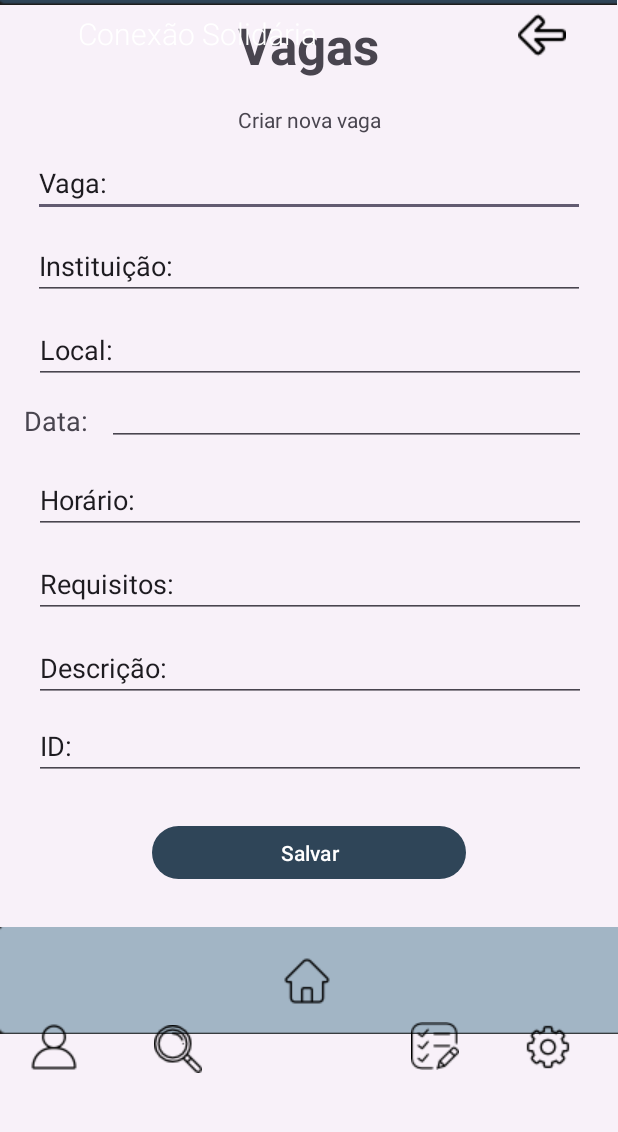
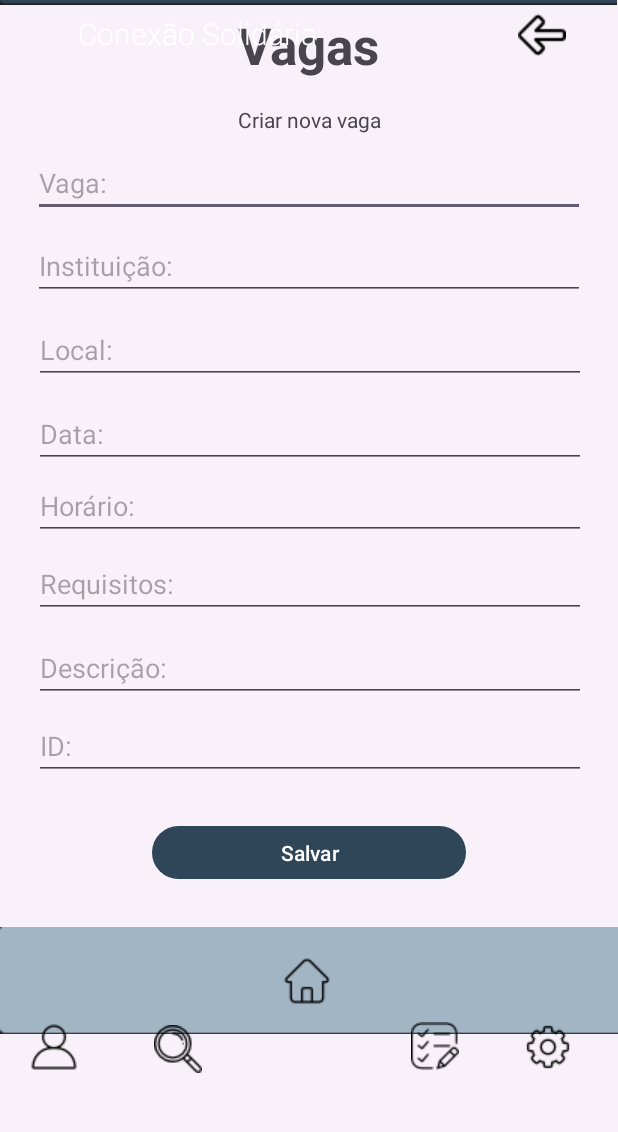
Before and after one commit to Josue-PN-Junior/projeto-app, an Android app: the formularioong screen opened directly, with no data from a screen before it, on a phone screen of 412 x 824 dp, the part 77-1209 px from its top. Run offline under Robolectric (Android 15) with nearby library versions, the phone set to English and light mode, and no system bars.

Commit message:
mudancas bd, informacoes de edit text

```diff
--- a/app/src/main/java/com/example/app_developer/CriaBanco.java
+++ b/app/src/main/java/com/example/app_developer/CriaBanco.java
@@ -6,16 +6,27 @@ import android.database.sqlite.SQLiteOpenHelper;
 
 public class CriaBanco extends SQLiteOpenHelper {
 
-    private static final String DATABASE_NAME = "perfil_voluntario.db";
-    private static final int DATABASE_VERSION = 2;
+    private static final String DATABASE_NAME = "perfil.db";
+    private static final int DATABASE_VERSION = 3;  // Atualizei a versão para 3, pois provavelmente você já está na versão 2
 
-    // Tabela de atividades realizadas
+    // Tabelas existentes
     public static final String TABLE_ATIVIDADES = "atividades_realizadas";
     public static final String COLUMN_ATIVIDADE = "atividade_text";
-
-    // Tabela de descrições
     public static final String TABLE_NAME = "descricao";
     public static final String COLUMN_TEXT = "descricao_text";
+    public static final String TABLE_DESCRICAO = "descricaoONG";
+    public static final String COLUMN_DESCRICAO = "descricao_textONG";
+
+    // Tabela nova de Vagas
+    public static final String TABLE_VAGAS = "vagas";
+    public static final String COLUMN_VAGA_ID = "id_vaga";
+    public static final String COLUMN_VAGA_TITULO = "titulo_vaga";
+    public static final String COLUMN_VAGA_INSTITUICAO = "instituicao_vaga";
+    public static final String COLUMN_VAGA_LOCAL = "local_vaga";
+    public static final String COLUMN_VAGA_DATA = "data_vaga";
+    public static final String COLUMN_VAGA_HORARIO = "horario_vaga";
+    public static final String COLUMN_VAGA_REQUISITOS = "requisitos_vaga";
+    public static final String COLUMN_VAGA_DESCRICAO = "descricao_vaga";
 
     public CriaBanco(Context context) {
         super(context, DATABASE_NAME, null, DATABASE_VERSION);
@@ -26,19 +37,46 @@ public class CriaBanco extends SQLiteOpenHelper {
         // Criação da tabela de descrições
         String CREATE_TABELA_DESCRICAO = "CREATE TABLE " + TABLE_NAME + " (" +
                 COLUMN_TEXT + " TEXT);";
-        db.execSQL(CREATE_TABELA_DESCRICAO);  // Criação da tabela de descrições
+        db.execSQL(CREATE_TABELA_DESCRICAO);
 
         // Criação da tabela de atividades realizadas
         String CREATE_TABELA_ATIVIDADES = "CREATE TABLE " + TABLE_ATIVIDADES + " (" +
                 COLUMN_ATIVIDADE + " TEXT);";
-        db.execSQL(CREATE_TABELA_ATIVIDADES);  // Criação da tabela de atividades
+        db.execSQL(CREATE_TABELA_ATIVIDADES);
+
+        // Criação da tabela de descrição ONG
+        String CREATE_TABELA_DESCRICAOONG = "CREATE TABLE " + TABLE_DESCRICAO + " (" +
+                COLUMN_DESCRICAO + " TEXT);";
+        db.execSQL(CREATE_TABELA_DESCRICAOONG);
+
+        // Criação da nova tabela de Vagas
+        String CREATE_TABELA_VAGAS = "CREATE TABLE " + TABLE_VAGAS + " (" +
+                COLUMN_VAGA_ID + " TEXT PRIMARY KEY, " + // ID de texto
+                COLUMN_VAGA_TITULO + " TEXT, " +
+                COLUMN_VAGA_INSTITUICAO + " TEXT, " +
+                COLUMN_VAGA_LOCAL + " TEXT, " +
+                COLUMN_VAGA_DATA + " TEXT, " +
+                COLUMN_VAGA_HORARIO + " TEXT, " +
+                COLUMN_VAGA_REQUISITOS + " TEXT, " +
+                COLUMN_VAGA_DESCRICAO + " TEXT);";
+        db.execSQL(CREATE_TABELA_VAGAS);
     }
 
     @Override
     public void onUpgrade(SQLiteDatabase db, int oldVersion, int newVersion) {
-        // Apaga as tabelas se elas já existirem e recria
-        db.execSQL("DROP TABLE IF EXISTS " + TABLE_NAME);
-        db.execSQL("DROP TABLE IF EXISTS " + TABLE_ATIVIDADES);
-        onCreate(db);
+        // Atualizar o banco de dados se a versão for alterada
+        if (oldVersion < 3) {
+            // Se a versão do banco de dados for anterior à versão 3, criamos a nova tabela de Vagas
+            String CREATE_TABELA_VAGAS = "CREATE TABLE " + TABLE_VAGAS + " (" +
+                    COLUMN_VAGA_ID + " TEXT PRIMARY KEY, " +
+                    COLUMN_VAGA_TITULO + " TEXT, " +
+                    COLUMN_VAGA_INSTITUICAO + " TEXT, " +
+                    COLUMN_VAGA_LOCAL + " TEXT, " +
+                    COLUMN_VAGA_DATA + " TEXT, " +
+                    COLUMN_VAGA_HORARIO + " TEXT, " +
+                    COLUMN_VAGA_REQUISITOS + " TEXT, " +
+                    COLUMN_VAGA_DESCRICAO + " TEXT);";
+            db.execSQL(CREATE_TABELA_VAGAS);
+        }
     }
 }
--- a/app/src/main/java/com/example/app_developer/MainActivityAtividadesRealizadas.java
+++ b/app/src/main/java/com/example/app_developer/MainActivityAtividadesRealizadas.java
@@ -115,7 +115,7 @@ public class MainActivityAtividadesRealizadas extends AppCompatActivity {
             String descricaoAtividade = editTextDescricaoAtividade.getText().toString();
 
             // Usar o DataManager para salvar ou atualizar a atividade no banco
-            dataManager.saveAtividade(descricaoAtividade);  // Use saveAtividade() para salvar na tabela de atividades
+            dataManager.saveDescricaoOng(descricaoAtividade);  // Use saveAtividade() para salvar na tabela de atividades
 
             // Exibir a atividade no próprio EditText
             editTextDescricaoAtividade.setText(descricaoAtividade);  // Atualiza o EditText com o texto inserido
--- a/app/src/main/java/com/example/app_developer/atividadesrealizadasdetalhes.java
+++ b/app/src/main/java/com/example/app_developer/atividadesrealizadasdetalhes.java
@@ -80,7 +80,7 @@ public class atividadesrealizadasdetalhes extends AppCompatActivity {
             @Override
             public void onClick(View v) {
                 // Criar a Intent para abrir a VagasVoluntariosActivity
-                Intent intent = new Intent(atividadesrealizadasdetalhes.this, MainPerfilVoluntarioActivity.class);
+                Intent intent = new Intent(atividadesrealizadasdetalhes.this, PerfilOng.class);
                 startActivity(intent);  // Inicia a nova Activity
             }
         });
--- a/app/src/main/java/com/example/app_developer/formularioong.java
+++ b/app/src/main/java/com/example/app_developer/formularioong.java
@@ -1,24 +1,143 @@
 package com.example.app_developer;
 
+import android.content.Intent;
 import android.os.Bundle;
+import android.view.View;
+import android.widget.Button;
+import android.widget.EditText;
+import android.widget.ImageView;
+import android.widget.Toast;
 
-import androidx.activity.EdgeToEdge;
 import androidx.appcompat.app.AppCompatActivity;
-import androidx.core.graphics.Insets;
-import androidx.core.view.ViewCompat;
-import androidx.core.view.WindowInsetsCompat;
 
 public class formularioong extends AppCompatActivity {
+
+    private DataManager dataManager;
 
     @Override
     protected void onCreate(Bundle savedInstanceState) {
         super.onCreate(savedInstanceState);
-        EdgeToEdge.enable(this);
         setContentView(R.layout.activity_formularioong);
-        ViewCompat.setOnApplyWindowInsetsListener(findViewById(R.id.main), (v, insets) -> {
-            Insets systemBars = insets.getInsets(WindowInsetsCompat.Type.systemBars());
-            v.setPadding(systemBars.left, systemBars.top, systemBars.right, systemBars.bottom);
-            return insets;
+
+
+        // Inicializando o DataManager para acessar o banco de dados
+        dataManager = new DataManager(this);
+        dataManager.open(); // Abre o banco de dados
+
+        // Encontrar os EditTexts para preencher os dados da vaga
+        EditText edtTituloVaga = findViewById(R.id.editTextText2);
+        EditText edtInstituicaoVaga = findViewById(R.id.editTextInstituicao);
+        EditText edtLocalVaga = findViewById(R.id.editTextLocal);
+        EditText edtDataVaga = findViewById(R.id.editTextData);
+        EditText edtHorarioVaga = findViewById(R.id.editTextHorario);
+        EditText edtRequisitosVaga = findViewById(R.id.editTextRequisitos);
+        EditText edtDescricaoVaga = findViewById(R.id.editTextDescricao);
+        EditText edtID = findViewById(R.id.editTextID);
+
+        // Encontrar o botão para salvar a vaga
+        Button btnSalvarVaga = findViewById(R.id.button6);
+
+        // Ler dados da tabela de vagas do banco de dados
+        String[] vagaDados = dataManager.readVaga();  // Supondo que esse método retorne um array de strings
+
+        // Preencher os EditTexts com os dados da vaga (vagaDados[0] é o título, vagaDados[1] é a instituição, etc.)
+        if (vagaDados != null && vagaDados.length == 8) {
+            edtID.setText(vagaDados[0]);  // O id da vaga
+            edtTituloVaga.setText(vagaDados[1]);  // Título da vaga
+            edtInstituicaoVaga.setText(vagaDados[2]);  // Instituição
+            edtLocalVaga.setText(vagaDados[3]);  // Local
+            edtDataVaga.setText(vagaDados[4]);  // Data
+            edtHorarioVaga.setText(vagaDados[5]);  // Horário
+            edtRequisitosVaga.setText(vagaDados[6]);  // Requisitos
+            edtDescricaoVaga.setText(vagaDados[7]);  // Descrição
+        }
+
+        // Configurar o clique do botão para salvar a vaga
+        btnSalvarVaga.setOnClickListener(v -> {
+            // Obter os dados dos EditTexts
+            String id = edtID.getText().toString();
+            String titulo = edtTituloVaga.getText().toString();
+            String instituicao = edtInstituicaoVaga.getText().toString();
+            String local = edtLocalVaga.getText().toString();
+            String data = edtDataVaga.getText().toString();
+            String horario = edtHorarioVaga.getText().toString();
+            String requisitos = edtRequisitosVaga.getText().toString();
+            String descricao = edtDescricaoVaga.getText().toString();
+
+            // Verificar se todos os campos foram preenchidos
+            if (titulo.isEmpty() || instituicao.isEmpty() || local.isEmpty() || data.isEmpty() || horario.isEmpty() || requisitos.isEmpty() || descricao.isEmpty()) {
+                Toast.makeText(formularioong.this, "Preencha todos os campos!", Toast.LENGTH_SHORT).show();
+                return;
+            }
+
+            // Usar o DataManager para salvar os dados da vaga no banco
+            dataManager.saveVaga(titulo, instituicao, local, data, horario, requisitos, descricao, id);
+
+            // Exibir uma mensagem de sucesso
+            Toast.makeText(formularioong.this, "Vaga salva com sucesso!", Toast.LENGTH_SHORT).show();
+        });
+        // Encontrar o ImageView para a Home (imageView5)
+        ImageView imageViewHome = findViewById(R.id.imageView5);
+
+        // Configurar o clique para a Home
+        imageViewHome.setOnClickListener(new View.OnClickListener() {
+            @Override
+            public void onClick(View v) {
+                // Criar a Intent para abrir a Home (Home.java)
+                Intent intent = new Intent(formularioong.this, Home.class);
+                startActivity(intent);  // Inicia a Home
+            }
+        });
+
+        // Encontrar o ImageView para VagasVoluntarios (imageView9)
+        ImageView imageViewVagas = findViewById(R.id.imageView9);
+
+        // Configurar o clique para VagasVoluntarios
+        imageViewVagas.setOnClickListener(new View.OnClickListener() {
+            @Override
+            public void onClick(View v) {
+                // Criar a Intent para abrir a VagasVoluntariosActivity
+                Intent intent = new Intent(formularioong.this, activity_vagasong.class);
+                startActivity(intent);  // Inicia a nova Activity
+            }
+        });
+
+        // Encontrar o ImageView para VagasVoluntarios (imageView9)
+        ImageView imageViewEngrenagem = findViewById(R.id.imageView10);
+
+        // Configurar o clique para VagasVoluntarios
+        imageViewEngrenagem.setOnClickListener(new View.OnClickListener() {
+            @Override
+            public void onClick(View v) {
+                // Criar a Intent para abrir a VagasVoluntariosActivity
+                Intent intent = new Intent(formularioong.this, Config.class);
+                startActivity(intent);  // Inicia a nova Activity
+            }
+        });
+
+        // Encontrar o ImageView para VagasVoluntarios (imageView9)
+        ImageView imageViewLupa = findViewById(R.id.imageView11);
+
+        // Configurar o clique para VagasVoluntarios
+        imageViewLupa.setOnClickListener(new View.OnClickListener() {
+            @Override
+            public void onClick(View v) {
+                // Criar a Intent para abrir a VagasVoluntariosActivity
+                Intent intent = new Intent(formularioong.this, VagasPesquisa.class);
+                startActivity(intent);  // Inicia a nova Activity
+            }
+        });
+
+        ImageView imageViewSeta = findViewById(R.id.imageView7);
+
+        // Configurar o clique para a Home
+        imageViewSeta.setOnClickListener(new View.OnClickListener() {
+            @Override
+            public void onClick(View v) {
+                // Criar a Intent para abrir a Home (Home.java)
+                Intent intent = new Intent(formularioong.this, Home.class);
+                startActivity(intent);  // Inicia a Home
+            }
         });
     }
 }
--- a/app/src/main/res/layout/activity_formularioong.xml
+++ b/app/src/main/res/layout/activity_formularioong.xml
@@ -172,110 +172,100 @@
         android:layout_marginTop="12dp"
         android:ems="10"
         android:inputType="text"
-        android:text="Vaga: "
+        android:hint="Vaga: "
         app:layout_constraintEnd_toEndOf="parent"
         app:layout_constraintStart_toStartOf="@+id/textInputLayout2"
         app:layout_constraintTop_toBottomOf="@+id/textView38" />
 
     <EditText
-        android:id="@+id/editTextText3"
+        android:id="@+id/editTextInstituicao"
         android:layout_width="368dp"
         android:layout_height="43dp"
         android:layout_marginTop="12dp"
         android:ems="10"
         android:inputType="text"
-        android:text="Instituição: "
+        android:hint="Instituição: "
         app:layout_constraintEnd_toEndOf="parent"
         app:layout_constraintStart_toStartOf="parent"
         app:layout_constraintTop_toBottomOf="@+id/editTextText2" />
 
     <EditText
-        android:id="@+id/editTextText4"
+        android:id="@+id/editTextLocal"
         android:layout_width="368dp"
         android:layout_height="43dp"
         android:layout_marginTop="68dp"
         android:ems="10"
         android:inputType="text"
-        android:text="Local: "
+        android:hint="Local: "
         app:layout_constraintEnd_toEndOf="parent"
         app:layout_constraintHorizontal_bias="0.511"
         app:layout_constraintStart_toStartOf="parent"
         app:layout_constraintTop_toBottomOf="@+id/editTextText2" />
 
     <EditText
-        android:id="@+id/editTextText6"
+        android:id="@+id/editTextData"
         android:layout_width="368dp"
         android:layout_height="43dp"
-        android:layout_marginTop="168dp"
+        android:layout_marginTop="124dp"
         android:ems="10"
+        android:hint="Data: "
         android:inputType="text"
-        android:text="Horário: "
         app:layout_constraintEnd_toEndOf="parent"
         app:layout_constraintHorizontal_bias="0.511"
         app:layout_constraintStart_toStartOf="parent"
         app:layout_constraintTop_toBottomOf="@+id/editTextText2" />
 
     <EditText
-        android:id="@+id/editTextText7"
+        android:id="@+id/editTextHorario"
         android:layout_width="368dp"
         android:layout_height="43dp"
-        android:layout_marginTop="224dp"
+        android:layout_marginTop="172dp"
         android:ems="10"
+        android:hint="Horário: "
         android:inputType="text"
-        android:text="Requisitos: "
         app:layout_constraintEnd_toEndOf="parent"
         app:layout_constraintHorizontal_bias="0.511"
         app:layout_constraintStart_toStartOf="parent"
         app:layout_constraintTop_toBottomOf="@+id/editTextText2" />
 
     <EditText
-        android:id="@+id/editTextText8"
+        android:id="@+id/editTextRequisitos"
         android:layout_width="368dp"
         android:layout_height="43dp"
-        android:layout_marginTop="280dp"
+        android:layout_marginTop="224dp"
         android:ems="10"
         android:inputType="text"
-        android:text="Descrição: "
+        android:hint="Requisitos: "
         app:layout_constraintEnd_toEndOf="parent"
         app:layout_constraintHorizontal_bias="0.511"
         app:layout_constraintStart_toStartOf="parent"
         app:layout_constraintTop_toBottomOf="@+id/editTextText2" />
 
     <EditText
-        android:id="@+id/editTextText9"
+        android:id="@+id/editTextDescricao"
         android:layout_width="368dp"
         android:layout_height="43dp"
-        android:layout_marginTop="332dp"
+        android:layout_marginTop="280dp"
         android:ems="10"
         android:inputType="text"
-        android:text="ID: "
+        android:hint="Descrição: "
         app:layout_constraintEnd_toEndOf="parent"
         app:layout_constraintHorizontal_bias="0.511"
         app:layout_constraintStart_toStartOf="parent"
         app:layout_constraintTop_toBottomOf="@+id/editTextText2" />
 
     <EditText
-        android:id="@+id/editTextDate"
-        android:layout_width="319dp"
-        android:layout_height="29dp"
-        android:layout_marginTop="12dp"
+        android:id="@+id/editTextID"
+        android:layout_width="368dp"
+        android:layout_height="43dp"
+        android:layout_marginTop="332dp"
         android:ems="10"
-        android:inputType="date"
+        android:inputType="text"
+        android:hint="ID: "
         app:layout_constraintEnd_toEndOf="parent"
-        app:layout_constraintHorizontal_bias="0.771"
+        app:layout_constraintHorizontal_bias="0.511"
         app:layout_constraintStart_toStartOf="parent"
-        app:layout_constraintTop_toBottomOf="@+id/editTextText4" />
-
-    <TextView
-        android:id="@+id/textView39"
-        android:layout_width="wrap_content"
-        android:layout_height="wrap_content"
-        android:layout_marginStart="16dp"
-        android:layout_marginTop="12dp"
-        android:text="Data:"
-        android:textSize="18sp"
-        app:layout_constraintStart_toStartOf="parent"
-        app:layout_constraintTop_toBottomOf="@+id/editTextText4" />
+        app:layout_constraintTop_toBottomOf="@+id/editTextText2" />
 
     <Button
         android:id="@+id/button6"
--- a/app/src/main/res/layout/activity_perfil_ong.xml
+++ b/app/src/main/res/layout/activity_perfil_ong.xml
@@ -201,11 +201,12 @@
         android:layout_marginTop="33dp"
         android:ems="10"
         android:inputType="text"
-        android:text="Descrição"
+        android:hint="Descrição"
         android:textAlignment="textStart"
         android:textSize="14sp"
         app:layout_constraintTop_toBottomOf="@+id/textView5"
-        tools:layout_editor_absoluteX="6dp" />
+        tools:layout_editor_absoluteX="6dp"
+        tools:ignore="MissingConstraints" />
 
     <ImageView
         android:id="@+id/imageView13"
```
Also changed, not shown: app/src/main/AndroidManifest.xml (+16 -14 lines), app/src/main/java/com/example/app_developer/DataManager.java (+95 -0 lines), app/src/main/java/com/example/app_developer/PerfilOng.java (+35 -0 lines), app/src/main/java/com/example/app_developer/activity_vagasong.java (+119 -10 lines), app/src/main/java/com/example/app_developer/main_inscricoes.java (+47 -1 lines).
